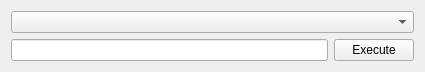
First picture: the form in ui/ui_querywidget.ui, repository akanksha7/CineMate, before the edit.
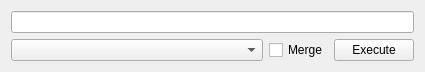
Second picture: the form after the edit.

Commit message: Allows optional merge datasets

```diff
--- a/ui/ui_querywidget.ui
+++ b/ui/ui_querywidget.ui
@@ -15,6 +15,11 @@
   </property>
   <layout class="QGridLayout" name="gridLayout">
    <item row="0" column="0">
+    <widget class="QLineEdit" name="searchText"/>
+   </item>
+   <item row="1" column="0">
+    <layout class="QHBoxLayout" name="horizontalLayout_2">
+     <item>
     <widget class="QComboBox" name="datasources">
      <property name="sizePolicy">
       <sizepolicy hsizetype="Expanding" vsizetype="Fixed">
@@ -24,10 +29,12 @@
      </property>
     </widget>
    </item>
-   <item row="2" column="0">
-    <layout class="QHBoxLayout" name="horizontalLayout">
      <item>
-      <widget class="QLineEdit" name="searchText"/>
+      <widget class="QCheckBox" name="merge">
+       <property name="text">
+        <string>Merge</string>
+       </property>
+      </widget>
      </item>
      <item>
       <widget class="QPushButton" name="execute">
```
Lines whose indentation alone changed are shown as unchanged. The commit also changes 4 other files.
